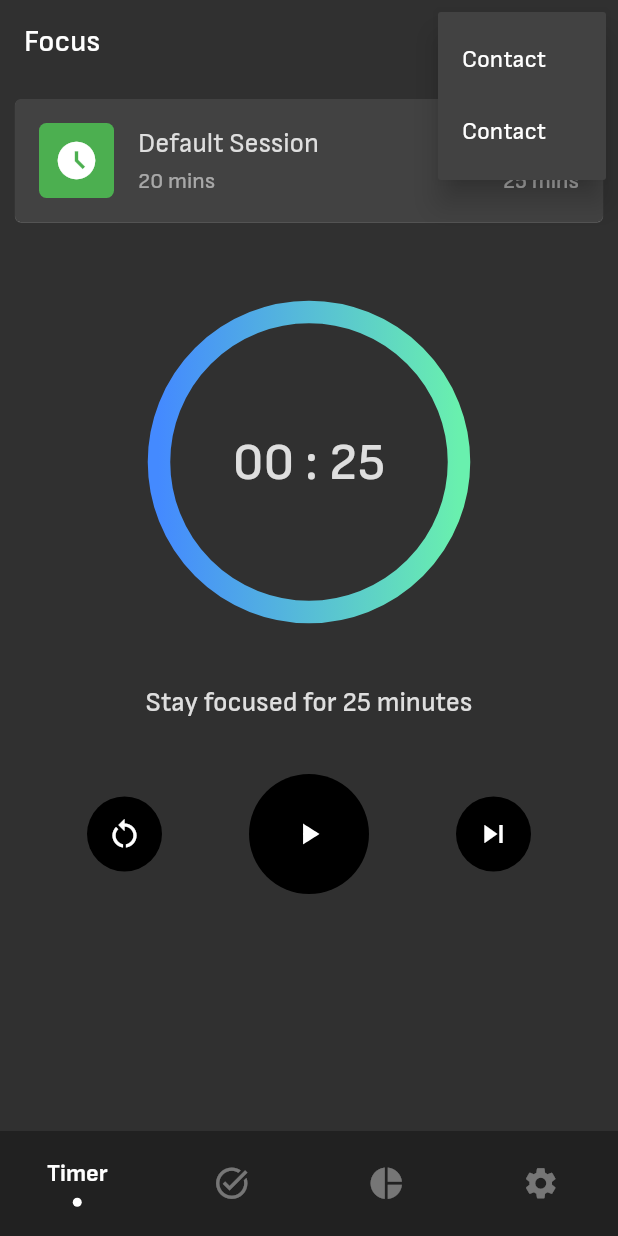
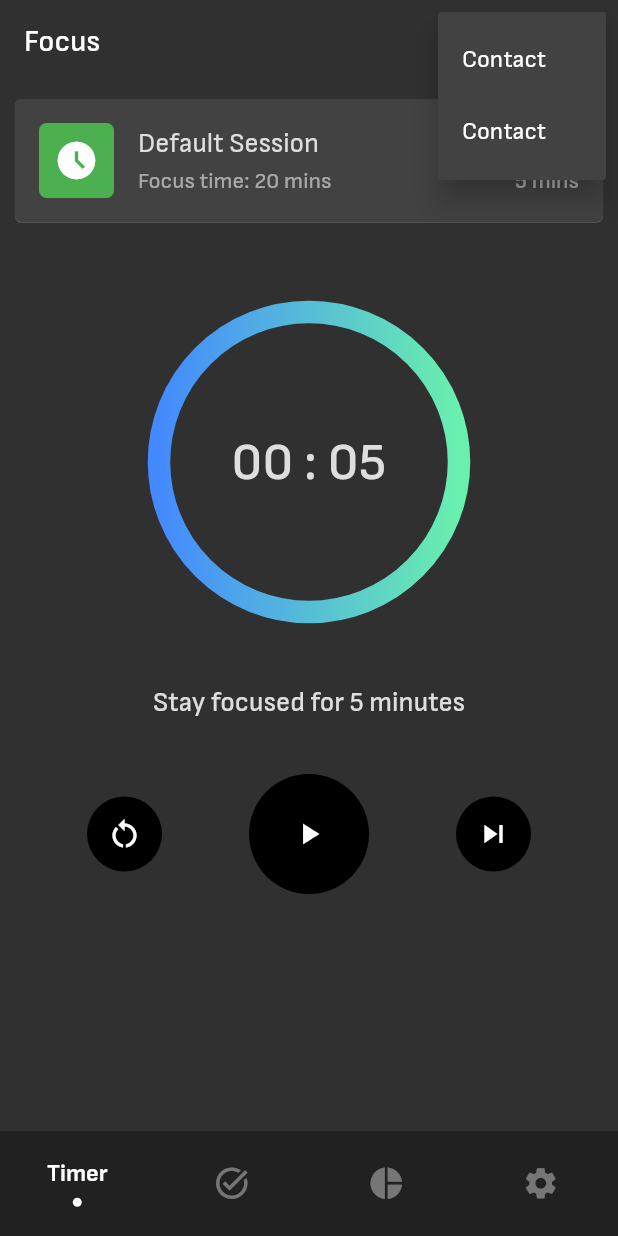
Before and after one commit to mmstq/pomodoro, a Flutter app: the screen it shows after launch, after a tap on the "more vert" icon, on a phone screen of 412 x 824 dp. Run offline on Flutter 3.47's test engine with Material 2 defaults, Android fonts, the phone set to English and light mode, and no system bars; drawn by our look-alikes of sliding_clipped_nav_bar; our stand-ins replace audioplayers, shared_preferences, timelines, velocity_x, vibration; missing offline and left inert: duration_picker.

Commit message:
Merge remote-trackiiiiing branch 'origin/master'

```diff
--- a/lib/data.dart
+++ b/lib/data.dart
@@ -1,24 +1,38 @@
+import 'package:flutter/cupertino.dart';
 import 'package:pomodoro/model/task_model.dart';
 import 'package:shared_preferences/shared_preferences.dart';
 
 final shared = SharedPrefs.instance;
 
-final defaultTask = Task(title: "Default Session", rounds: 4,duration: 20, taskDurations: [
-  TaskDurations(duration: get('focusTime',25), isCompleted: false, category: 0),
-  TaskDurations(duration: get('restTime',5),   isCompleted: false, category: 1),
-  TaskDurations(duration: get('focusTime',25), isCompleted: false, category: 0),
-  TaskDurations(duration: get('restTime',5),  isCompleted: false, category: 1),
-  TaskDurations(duration: get('focusTime',25), isCompleted: false, category: 0),
-  TaskDurations(duration: get('restTime',5),   isCompleted: false, category: 1),
-  TaskDurations(duration: get('focusTime',25), isCompleted: false, category: 0),
-  TaskDurations(duration: get('longRestTime',15), isCompleted: false, category: 2),
+Route createRoute(Widget newPage) {
+  return PageRouteBuilder(
+      pageBuilder: (context, animation, secondAnimation) => newPage,
+      transitionsBuilder: (context, animation, secondaryAnimation, child) {
+        const begin = Offset(0.1, 0.0);
+        const end = Offset.zero;
+        const curve  = Curves.ease;
+        var tween = Tween(begin: begin, end: end).chain(CurveTween(curve: curve));
+        return SlideTransition(position: animation.drive(tween),child: child,);
+      });
+}
+
+final defaultTask =
+    Task(title: "Default Session", rounds: 4, duration: 20, taskDurations: [
+  TaskDurations(duration: get('focusTime', 5), isCompleted: false, category: 0),
+  TaskDurations(duration: get('restTime', 2), isCompleted: false, category: 1),
+  TaskDurations(duration: get('focusTime', 5), isCompleted: false, category: 0),
+  TaskDurations(duration: get('restTime', 2), isCompleted: false, category: 1),
+  TaskDurations(duration: get('focusTime', 5), isCompleted: false, category: 0),
+  TaskDurations(duration: get('restTime', 2), isCompleted: false, category: 1),
+  TaskDurations(duration: get('focusTime', 5), isCompleted: false, category: 0),
+  TaskDurations(
+      duration: get('longRestTime', 3), isCompleted: false, category: 2),
 ]);
 
-
-int get(String key, int defaultValue){
-  if (shared.containsKey(key)) {
+int get(String key, int defaultValue) {
+  /*if (shared.containsKey(key)) {
     return shared.getDouble(key)!.toInt();
-  }
+  }*/
   return defaultValue;
 }
 
--- a/lib/homepage.dart
+++ b/lib/homepage.dart
@@ -15,7 +15,7 @@ class HomePage extends StatefulWidget {
 class _HomePageState extends State<HomePage> {
   final PageController pageController = PageController();
   int index = 0;
-  final List<String> title = ['Focus', 'Tasks', 'Analytics', 'Setting'];
+  final List<String> title = ['Focus', 'Tasks', 'Analytics', 'Settings'];
 
   @override
   Widget build(BuildContext context) {
--- a/lib/screens/interval_setting.dart
+++ b/lib/screens/interval_setting.dart
@@ -1,7 +1,6 @@
 import 'package:flutter/material.dart';
 import 'package:pomodoro/data.dart';
 import 'package:shared_preferences/shared_preferences.dart';
-import 'package:vibration/vibration.dart';
 
 class Intervals extends StatefulWidget {
   const Intervals({Key? key}) : super(key: key);
--- a/lib/screens/settings.dart
+++ b/lib/screens/settings.dart
@@ -1,5 +1,6 @@
 import 'package:flutter/cupertino.dart';
 import 'package:flutter/material.dart';
+import 'package:pomodoro/data.dart';
 import 'package:pomodoro/screens/interval_setting.dart';
 
 class Setting extends StatefulWidget {
@@ -15,8 +16,8 @@ class _SettingState extends State<Setting> {
     final size = MediaQuery.of(context).size;
     return Scaffold(
       body: Container(
-        margin: EdgeInsets.all(24),
-        padding: EdgeInsets.all(24),
+        margin: const EdgeInsets.all(24),
+        padding: const EdgeInsets.all(24),
         decoration: BoxDecoration(
           color: Theme.of(context).primaryColor,
           borderRadius: BorderRadius.circular(20),
@@ -26,7 +27,7 @@ class _SettingState extends State<Setting> {
           children: [
             InkWell(
               onTap: (){
-                Navigator.push(context, MaterialPageRoute(builder: (_)=>const Intervals()));
+                Navigator.push(context, createRoute(const Intervals()));
 
               },
               child: Row(
@@ -45,7 +46,7 @@ class _SettingState extends State<Setting> {
               ),
             ),
             const SizedBox(height: 20,),
-            Container(color: Colors.white12,height: 1,width: 300,),
+            Container(color: Colors.white.withOpacity(0.05),height: 1,width: 300,),
             const SizedBox(height: 20,),
             InkWell(
               onTap: (){
@@ -67,7 +68,7 @@ class _SettingState extends State<Setting> {
               ),
             ),
             const SizedBox(height: 20,),
-            Container(color: Colors.white12,height: 1,width: 300,),
+            Container(color: Colors.white.withOpacity(0.05),height: 1,width: 300,),
             const SizedBox(height: 20,),
             GestureDetector(
               onTap: (){},
--- a/lib/screens/timer.dart
+++ b/lib/screens/timer.dart
@@ -5,6 +5,7 @@ import 'package:duration_picker/duration_picker.dart';
 import 'package:pomodoro/data.dart';
 import 'package:pomodoro/model/task_model.dart';
 import 'package:shared_preferences/shared_preferences.dart';
+import 'package:velocity_x/velocity_x.dart';
 import 'package:vibration/vibration.dart';
 
 class Timer extends StatefulWidget {
@@ -54,19 +55,19 @@ class _TimerState extends State<Timer>
           })
           ..addStatusListener((status) {
             onComplete(status);
-            /*if (status == AnimationStatus.completed) {
+            if (status == AnimationStatus.completed) {
               if (shared.getBool('vibrate') ?? true) Vibration.vibrate();
               if (shared.getDouble('soundValue') != 0) {
                 AudioPlayer().play(AssetSource('audio/finish.mp3'));
 
               }
-              if (shared.getBool('autoTimer') ?? false) {
+              /*if (shared.getBool('autoTimer') ?? false) {
                 controller.forward();
                 setState(() {
                   buttonController.forward();
                 });
-              }
-            }*/
+              }*/
+            }
 
           });
   }
@@ -114,7 +115,7 @@ class _TimerState extends State<Timer>
           shadowColor: Colors.grey.shade50,
           margin: const EdgeInsets.all(10),
           child: Padding(
-            padding: const EdgeInsets.all(16.0),
+            padding: const EdgeInsets.symmetric(vertical: 16.0, horizontal: 16),
             child: Row(
               children: [
                 Container(
@@ -148,7 +149,7 @@ class _TimerState extends State<Timer>
                       height: 4,
                     ),
                     Text(
-                      '${isRest ? remaining : remaining - ((elapsed + elap) ~/ 1000)} mins',
+                      'Focus time: ${isRest ? remaining : remaining - ((elapsed + elap) ~/ 1000)} mins',
                       style: const TextStyle(
                         fontSize: 15,
                         color: Colors.white54,
--- a/pubspec.yaml
+++ b/pubspec.yaml
@@ -44,6 +44,7 @@ dependencies:
   shared_preferences:
   sqflite:
   sliding_clipped_nav_bar:
+  velocity_x:
 
 dev_dependencies:
   flutter_test:
```
Also changed, not shown: pubspec.lock.
